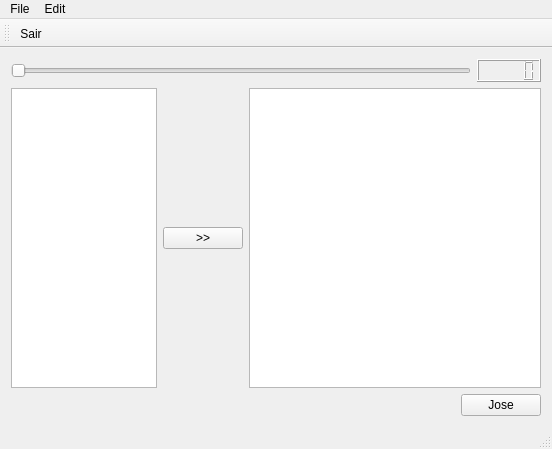
First picture: the form in helloqt/mainwindow.ui, repository agostinhobritojr/dca0201, before the edit.
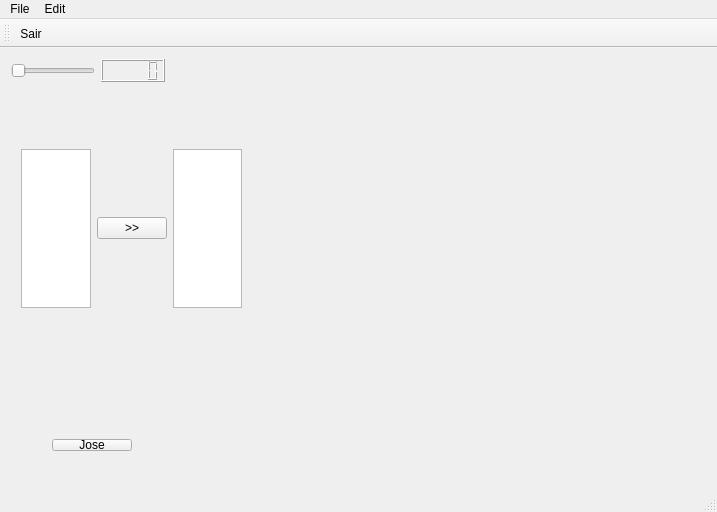
Second picture: the form after the edit. Icons and pictures are not drawn. Custom widgets are drawn as their Qt base class.

The edit to the form file:
```diff
--- a/helloqt/mainwindow.ui
+++ b/helloqt/mainwindow.ui
@@ -6,16 +6,25 @@
    <rect>
     <x>0</x>
     <y>0</y>
-    <width>552</width>
-    <height>449</height>
+    <width>717</width>
+    <height>512</height>
    </rect>
   </property>
   <property name="windowTitle">
    <string>MainWindow</string>
   </property>
   <widget class="QWidget" name="centralWidget">
-   <layout class="QVBoxLayout" name="verticalLayout">
-    <item>
+   <widget class="Senoide" name="widget" native="true">
+    <property name="geometry">
+     <rect>
+      <x>390</x>
+      <y>10</y>
+      <width>271</width>
+      <height>281</height>
+     </rect>
+    </property>
+   </widget>
+   <widget class="QWidget" name="">
      <layout class="QHBoxLayout" name="horizontalLayout">
       <item>
        <widget class="QSlider" name="horizontalSlider">
@@ -28,8 +37,16 @@
        <widget class="QLCDNumber" name="lcdNumber"/>
       </item>
      </layout>
-    </item>
-    <item>
+   </widget>
+   <widget class="QWidget" name="">
+    <property name="geometry">
+     <rect>
+      <x>10</x>
+      <y>90</y>
+      <width>243</width>
+      <height>181</height>
+     </rect>
+    </property>
      <layout class="QHBoxLayout" name="horizontalLayout_2" stretch="30,10,60">
       <item>
        <widget class="QTextEdit" name="textEditSrc"/>
@@ -45,8 +62,16 @@
        <widget class="QTextBrowser" name="textBrowserDst"/>
       </item>
      </layout>
-    </item>
-    <item>
+   </widget>
+   <widget class="QWidget" name="">
+    <property name="geometry">
+     <rect>
+      <x>10</x>
+      <y>380</y>
+      <width>133</width>
+      <height>34</height>
+     </rect>
+    </property>
      <layout class="QHBoxLayout" name="horizontalLayout_3">
       <item>
        <spacer name="horizontalSpacer">
@@ -73,15 +98,14 @@
        </widget>
       </item>
      </layout>
-    </item>
-   </layout>
+   </widget>
   </widget>
   <widget class="QMenuBar" name="menuBar">
    <property name="geometry">
     <rect>
      <x>0</x>
      <y>0</y>
-     <width>552</width>
+     <width>717</width>
      <height>25</height>
     </rect>
    </property>
@@ -129,6 +153,14 @@
   </action>
  </widget>
  <layoutdefault spacing="6" margin="11"/>
+ <customwidgets>
+  <customwidget>
+   <class>Senoide</class>
+   <extends>QWidget</extends>
+   <header>senoide.h</header>
+   <container>1</container>
+  </customwidget>
+ </customwidgets>
  <resources>
   <include location="resources.qrc"/>
  </resources>
```
Lines whose indentation alone changed are shown as unchanged.
